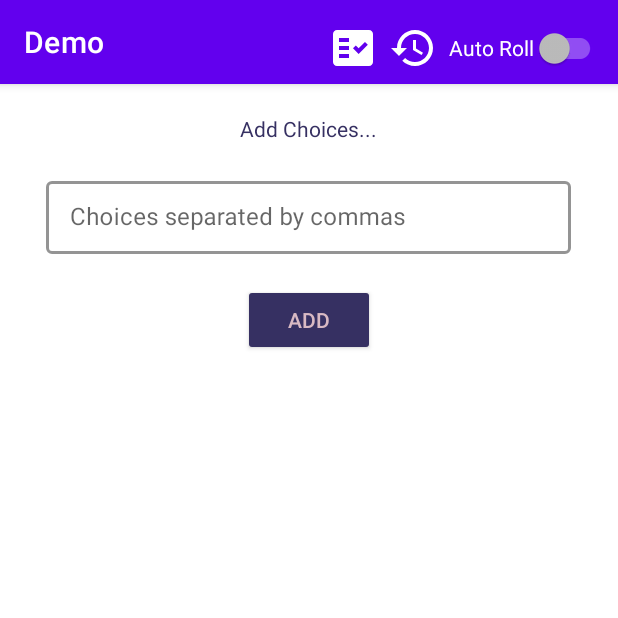
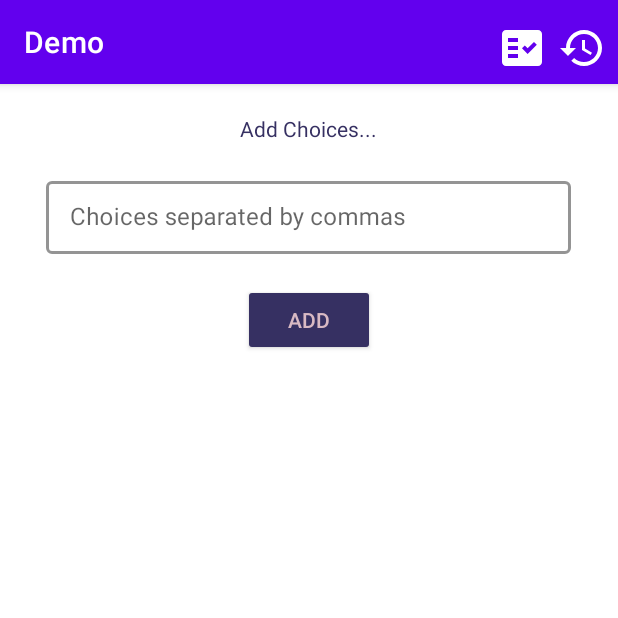
Before and after one commit to SeanCoaker/CSCM29-Group-Repo, an Android app: the screen it shows after launch (MainActivity), after a tap on "Add Choices...", on a phone screen of 412 x 824 dp, the top half of it. Run offline under Robolectric (Android 15) with nearby library versions, the phone set to English and light mode, and no system bars; 71 statements that could not run were skipped.

Commit message:
Removed auto-roll switch from UI

```diff
--- a/DemoApp/app/src/main/java/com/example/demoapp/MainActivity.java
+++ b/DemoApp/app/src/main/java/com/example/demoapp/MainActivity.java
@@ -322,14 +322,11 @@ public class MainActivity extends AppCompatActivity implements SensorEventListen
     public boolean onCreateOptionsMenu(Menu menu) {
         // Inflate the menu; this adds items to the action bar if it is present.
         getMenuInflater().inflate(R.menu.mainmenu, menu);
-        MenuItem autoRollItem = menu.findItem(R.id.autoRollSwitchMenu);
-        autoRollItem.setActionView(R.layout.switch_layout);
         MenuItem resetItem = menu.findItem(R.id.btnResetMenu);
         resetItem.setActionView(R.layout.reset_layout);
         MenuItem checkItem = menu.findItem(R.id.btnCheckMenu);
         checkItem.setActionView(R.layout.check_layout);
 
-        SwitchCompat autoRollSwitch = autoRollItem.getActionView().findViewById(R.id.autoRollSwitch);
         AppCompatImageButton resetButton = resetItem.getActionView().findViewById(R.id.btnReset);
         AppCompatImageButton checkButton = checkItem.getActionView().findViewById(R.id.btnCheck);
 
@@ -348,26 +345,6 @@ public class MainActivity extends AppCompatActivity implements SensorEventListen
             mainFragment.clearRecycler();
         });
 
-        autoRollSwitch.setOnCheckedChangeListener((buttonView, isChecked) -> {
-            if (isChecked) {
-
-                System.out.println("-----------------------------------");
-                System.out.println("------------Switch ON--------------");
-                System.out.println("-----------------------------------");
-
-                try {
-                    autoRoll();
-                } catch (PhidgetException | InterruptedException e) {
-                    e.printStackTrace();
-                }
-
-            } else {
-
-                System.out.println("-----------------------------------");
-                System.out.println("-----------Switch OFF--------------");
-                System.out.println("-----------------------------------");
-            }
-        });
         return true;
     }
 
--- a/DemoApp/app/src/main/res/layout/switch_layout.xml
+++ /dev/null
@@ -1,16 +0,0 @@
-<?xml version="1.0" encoding="utf-8"?>
-<RelativeLayout xmlns:android="http://schemas.android.com/apk/res/android"
-    android:layout_width="fill_parent"
-    android:layout_height="match_parent"
-    android:orientation="horizontal" >
-
-    <androidx.appcompat.widget.SwitchCompat
-        android:id="@+id/autoRollSwitch"
-        android:layout_width="wrap_content"
-        android:layout_height="48dp"
-        android:layout_marginEnd="8dp"
-        android:layout_marginTop="8dp"
-        android:gravity="center"
-        android:text="@string/auto_roll" />
-
-</RelativeLayout>
--- a/DemoApp/app/src/main/res/menu/mainmenu.xml
+++ b/DemoApp/app/src/main/res/menu/mainmenu.xml
@@ -13,10 +13,4 @@
         android:title=""
         android:actionLayout="@layout/reset_layout"
         app:showAsAction="ifRoom" />
-
-    <item
-        android:id="@+id/autoRollSwitchMenu"
-        android:title=""
-        android:actionLayout="@layout/switch_layout"
-        app:showAsAction="ifRoom" />
 </menu>
```
